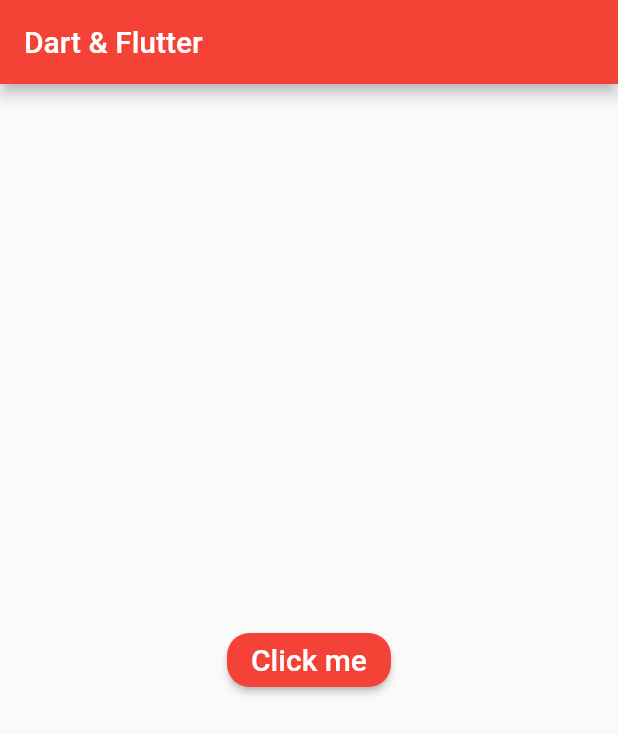
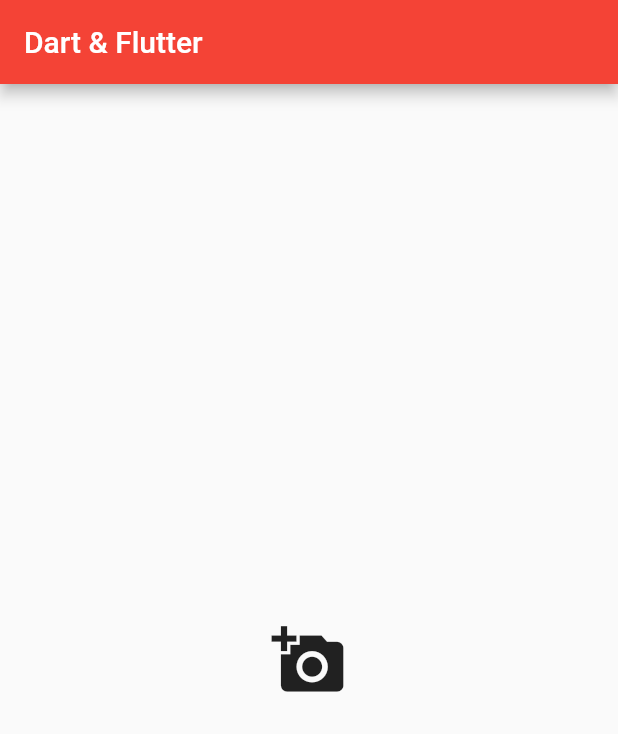
Before and after one commit to Rakibul25/dartandflutter, a Flutter app: the screen it shows after launch, on a phone screen of 412 x 824 dp. Shown: the top 734 px of the screen. Run offline on Flutter 3.47's test engine with Material 2 defaults, Android fonts, the phone set to English and light mode, and no system bars.

Commit message:
Icon Button properties

```diff
--- a/lib/main.dart
+++ b/lib/main.dart
@@ -19,20 +19,16 @@
           ),
         ),
         body: Center(
-            child: MaterialButton(
-              color: Colors.red,
-              shape: RoundedRectangleBorder(
-                borderRadius: BorderRadius.circular(15.0)
+            child: IconButton(
+              onPressed: (){},
+              icon: Icon(
+                Icons.add_a_photo
               ),
-              onPressed: (){},
-              child: Text(
-                "Click me",
-                style: TextStyle(
-                  fontSize: 20,
-                  color: Colors.white,
-                ),
-              ),
-            ),
+              iconSize: 50,
+              splashColor: Colors.blue,
+              tooltip: "Take a photo!",
+            )
+
         )
       ),
     );
```
